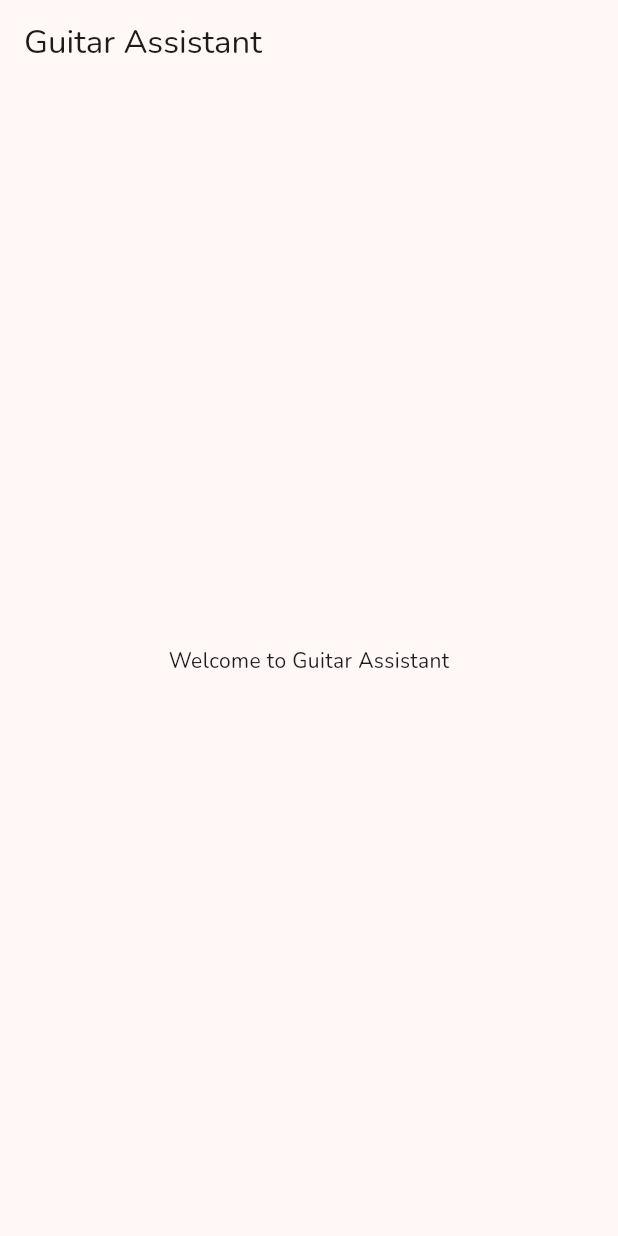
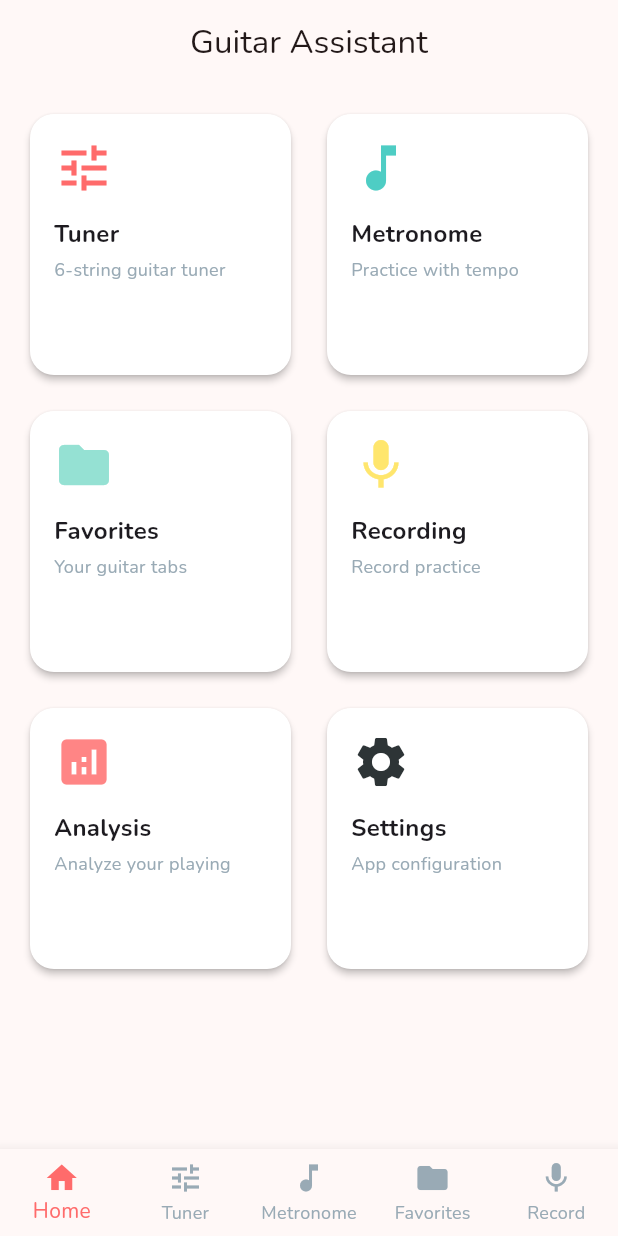
Before and after one commit to Zhou-Joe/guitaAssistant, a Flutter app: the screen it shows after launch, on a phone screen of 412 x 824 dp. Run offline on Flutter 3.47's test engine with Material 3 defaults, Android fonts, the phone set to English and light mode, and no system bars; our stand-ins replace google_fonts, hive, hive_flutter; missing offline and left inert: audio_analyzer, flutter_detect_pitch, metronome, record; accounts and stored records are empty.

Commit message:
feat: home screen with bottom navigation and common widgets
- Create BottomNav widget with 5 navigation items
- Create PrimaryButton common widget with optional icon
- Create CommonCard widget for grid navigation
- Update HomeScreen with bottom navigation and grid layout
- Add textLight color to AppColors

Co-Authored-By: Claude Opus 4.6 <noreply@anthropic.com>

```diff
--- a/lib/config/theme.dart
+++ b/lib/config/theme.dart
@@ -10,6 +10,7 @@ class AppColors {
   static const Color background = Color(0xFFF7FFF7);
   static const Color card = Color(0xFFFFFFFF);
   static const Color text = Color(0xFF2D3436);
+  static const Color textLight = Color(0xFF99AAB5);
 }
 
 class AppTheme {
--- a/lib/screens/home/home_screen.dart
+++ b/lib/screens/home/home_screen.dart
@@ -1,16 +1,110 @@
 import 'package:flutter/material.dart';
+import 'package:guitar_assistant/config/theme.dart';
+import 'package:guitar_assistant/widgets/bottom_nav.dart';
+import 'package:guitar_assistant/widgets/common/card_widget.dart';
+import '../tuner/tuner_screen.dart';
+import '../metronome/metronome_screen.dart';
+import '../favorites/favorites_screen.dart';
+import '../recording/recording_screen.dart';
 
-class HomeScreen extends StatelessWidget {
+class HomeScreen extends StatefulWidget {
   const HomeScreen({super.key});
+
+  @override
+  State<HomeScreen> createState() => _HomeScreenState();
+}
+
+class _HomeScreenState extends State<HomeScreen> {
+  int _currentIndex = 0;
+
+  void _navigateTo(int index) {
+    setState(() => _currentIndex = index);
+  }
+
+  @override
+  Widget build(BuildContext context) {
+    return Scaffold(
+      body: IndexedStack(
+        index: _currentIndex,
+        children: [
+          _HomeContent(onNavigate: _navigateTo),
+          const TunerScreen(),
+          const MetronomeScreen(),
+          const FavoritesScreen(),
+          const RecordingScreen(),
+        ],
+      ),
+      bottomNavigationBar: BottomNav(
+        currentIndex: _currentIndex,
+        onTap: _navigateTo,
+      ),
+    );
+  }
+}
+
+class _HomeContent extends StatelessWidget {
+  final void Function(int) onNavigate;
+
+  const _HomeContent({required this.onNavigate});
 
   @override
   Widget build(BuildContext context) {
     return Scaffold(
       appBar: AppBar(
         title: const Text('Guitar Assistant'),
+        centerTitle: true,
       ),
-      body: const Center(
-        child: Text('Welcome to Guitar Assistant'),
+      body: Padding(
+        padding: const EdgeInsets.all(16),
+        child: GridView.count(
+          crossAxisCount: 2,
+          crossAxisSpacing: 16,
+          mainAxisSpacing: 16,
+          children: [
+            CommonCard(
+              title: 'Tuner',
+              subtitle: '6-string guitar tuner',
+              icon: Icons.tune,
+              color: AppColors.primary,
+              onTap: () => onNavigate(1),
+            ),
+            CommonCard(
+              title: 'Metronome',
+              subtitle: 'Practice with tempo',
+              icon: Icons.music_note,
+              color: AppColors.secondary,
+              onTap: () => onNavigate(2),
+            ),
+            CommonCard(
+              title: 'Favorites',
+              subtitle: 'Your guitar tabs',
+              icon: Icons.folder,
+              color: AppColors.success,
+              onTap: () => onNavigate(3),
+            ),
+            CommonCard(
+              title: 'Recording',
+              subtitle: 'Record practice',
+              icon: Icons.mic,
+              color: AppColors.warning,
+              onTap: () => onNavigate(4),
+            ),
+            CommonCard(
+              title: 'Analysis',
+              subtitle: 'Analyze your playing',
+              icon: Icons.analytics,
+              color: AppColors.error,
+              onTap: () => onNavigate(5),
+            ),
+            CommonCard(
+              title: 'Settings',
+              subtitle: 'App configuration',
+              icon: Icons.settings,
+              color: AppColors.text,
+              onTap: () => onNavigate(6),
+            ),
+          ],
+        ),
       ),
     );
   }
--- /dev/null
+++ b/lib/widgets/bottom_nav.dart
@@ -0,0 +1,31 @@
+import 'package:flutter/material.dart';
+import 'package:guitar_assistant/config/theme.dart';
+
+class BottomNav extends StatelessWidget {
+  final int currentIndex;
+  final Function(int) onTap;
+
+  const BottomNav({
+    super.key,
+    required this.currentIndex,
+    required this.onTap,
+  });
+
+  @override
+  Widget build(BuildContext context) {
+    return BottomNavigationBar(
+      currentIndex: currentIndex,
+      onTap: onTap,
+      type: BottomNavigationBarType.fixed,
+      selectedItemColor: AppColors.primary,
+      unselectedItemColor: AppColors.textLight,
+      items: const [
+        BottomNavigationBarItem(icon: Icon(Icons.home), label: 'Home'),
+        BottomNavigationBarItem(icon: Icon(Icons.tune), label: 'Tuner'),
+        BottomNavigationBarItem(icon: Icon(Icons.music_note), label: 'Metronome'),
+        BottomNavigationBarItem(icon: Icon(Icons.folder), label: 'Favorites'),
+        BottomNavigationBarItem(icon: Icon(Icons.mic), label: 'Record'),
+      ],
+    );
+  }
+}
--- /dev/null
+++ b/lib/widgets/common/card_widget.dart
@@ -0,0 +1,50 @@
+import 'package:flutter/material.dart';
+import 'package:guitar_assistant/config/theme.dart';
+
+class CommonCard extends StatelessWidget {
+  final String title;
+  final String? subtitle;
+  final IconData icon;
+  final VoidCallback? onTap;
+  final Color? color;
+
+  const CommonCard({
+    super.key,
+    required this.title,
+    this.subtitle,
+    required this.icon,
+    this.onTap,
+    this.color,
+  });
+
+  @override
+  Widget build(BuildContext context) {
+    return Card(
+      child: InkWell(
+        onTap: onTap,
+        borderRadius: BorderRadius.circular(16),
+        child: Padding(
+          padding: const EdgeInsets.all(16),
+          child: Column(
+            crossAxisAlignment: CrossAxisAlignment.start,
+            children: [
+              Icon(icon, size: 40, color: color ?? AppColors.primary),
+              const SizedBox(height: 12),
+              Text(
+                title,
+                style: const TextStyle(fontSize: 16, fontWeight: FontWeight.bold),
+              ),
+              if (subtitle != null) ...[
+                const SizedBox(height: 4),
+                Text(
+                  subtitle!,
+                  style: const TextStyle(fontSize: 12, color: AppColors.textLight),
+                ),
+              ],
+            ],
+          ),
+        ),
+      ),
+    );
+  }
+}
--- a/pubspec.yaml
+++ b/pubspec.yaml
@@ -46,6 +46,8 @@ dependencies:
 dev_dependencies:
   flutter_test:
     sdk: flutter
+  integration_test:
+    sdk: flutter
   flutter_lints: ^3.0.1
   hive_generator: ^2.0.1
   build_runner: ^2.4.8
```
Also changed, not shown: lib/widgets/common/primary_button.dart (added, +35 -0 lines), pubspec.lock, 3 other files.
